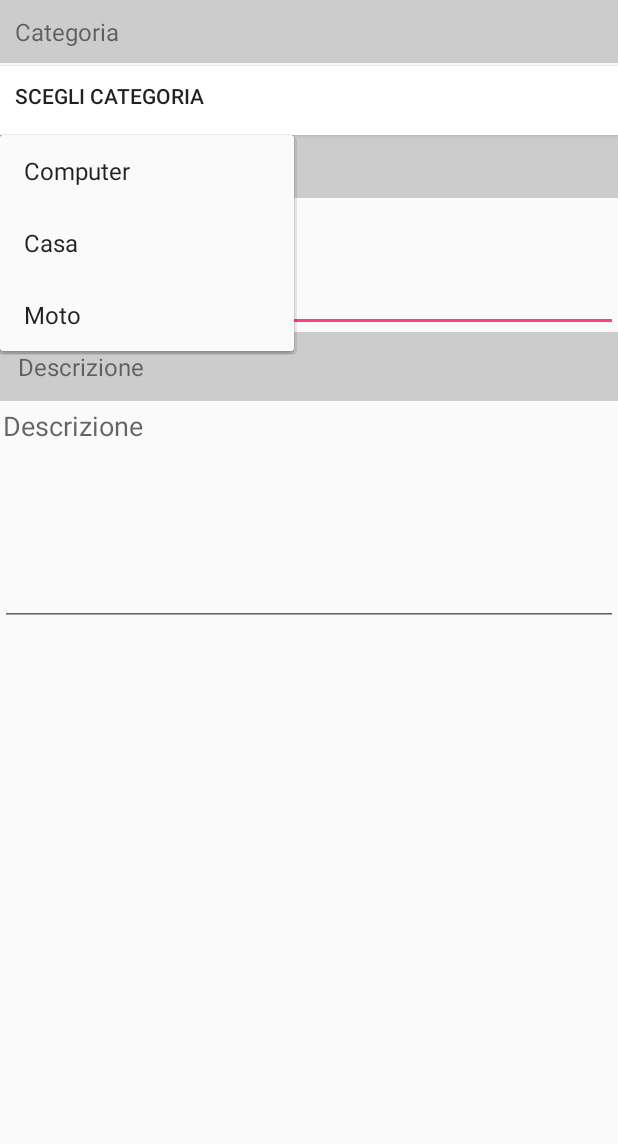
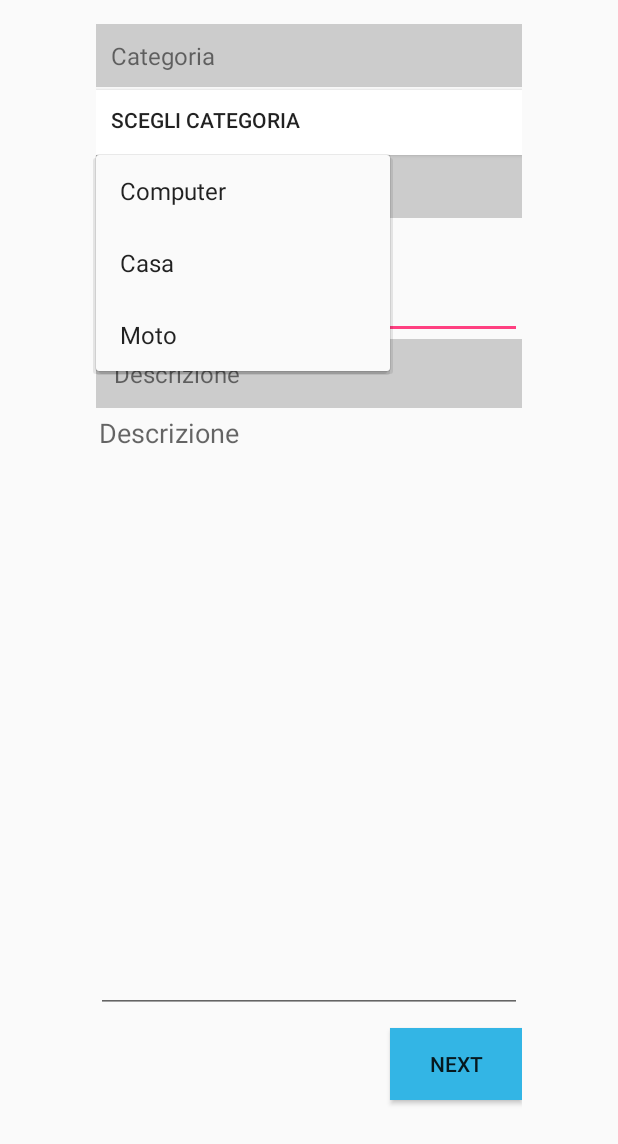
Before and after one commit to rickb27/AppRiuso, an Android app: the SetObjectActvity screen opened directly, with no data from a screen before it, after a tap on "SCEGLI CATEGORIA", on a phone screen of 412 x 824 dp. Shown: the top 1144 px of the screen. Run offline under Robolectric (Android 15) with nearby library versions, the phone set to English and light mode, and no system bars.

```diff
--- a/app/src/main/java/ms_br/appriuso/SetObjectActvity.java
+++ b/app/src/main/java/ms_br/appriuso/SetObjectActvity.java
@@ -1,5 +1,4 @@
 package ms_br.appriuso;
-
 
 import android.app.Activity;
 import android.app.ListActivity;
@@ -26,55 +25,119 @@ import android.view.MenuItem;
 
 import org.w3c.dom.Text;
 
+public class SetObjectActvity extends Activity implements View.OnClickListener {
 
-public class SetObjectActvity extends Activity {
+    /*
+    ** Define
+     */
+    public static final int MAX_STEP = 1;
+    public static final int STEP_0 = 0;
+    public static final int STEP_1 = 1;
+    public static final int STEP_2 = 2;
 
-    Button buttonCategOggetto;
-    Text strCategoria;
-    boolean mCategoriaChange = false;
+    /*
+    ** Variable
+     */
+    Button buttonCategObject;
+    Button buttonNextStep;
+    Button buttonNextStep1;
+    Button buttonBackStep1;
+    int curPage = 0;
+
 
     @Override
     public void onCreate(Bundle savedInstanceState) {
+
         super.onCreate(savedInstanceState);
         setContentView(R.layout.activity_setobject);
 
+        //Setup buttons
+        buttonCategObject = (Button) findViewById(R.id.categOggetto);
+        buttonCategObject.setOnClickListener(this);
+        buttonNextStep = (Button) findViewById(R.id.btnNextStep);
+        buttonNextStep.setOnClickListener(this);
+    }
 
 
-        buttonCategOggetto = (Button) findViewById(R.id.categOggetto);
+    @Override
+    public void onContentChanged () {
 
-        buttonCategOggetto.setOnClickListener(new View.OnClickListener() {
+        if (curPage == STEP_0) {
+            buttonCategObject = (Button) findViewById(R.id.categOggetto);
+            buttonCategObject.setOnClickListener(this);
+            buttonNextStep = (Button) findViewById(R.id.btnNextStep);
+            buttonNextStep.setOnClickListener(this);
+        }
+        if (curPage == STEP_1) {
+            buttonBackStep1 = (Button) findViewById(R.id.btnBackStep1);
+            buttonBackStep1.setOnClickListener(this);
+            buttonNextStep1 = (Button) findViewById(R.id.btnNextStep1);
+            buttonNextStep1.setOnClickListener(this);
+        }
+    }
 
-
+    /*
+    ** Buttons management
+     */
+    @Override
     public void onClick(View view) {
 
+        // Open category choose
+        if (view == buttonCategObject) {doPopupCategory();}
+
+        //Next step
+        if (view == buttonNextStep || view == buttonNextStep1) {doNextStep(0);}
+
+        //Prew step
+        if (view == buttonBackStep1) {doNextStep(1);}
+    }
+
+    /*
+    ** Logic category choose
+     */
+    public void doPopupCategory() {
+
         //Creating the instance of PopupMenu
-                PopupMenu popup = new PopupMenu(SetObjectActvity.this, buttonCategOggetto);
+        PopupMenu popup = new PopupMenu(SetObjectActvity.this, buttonCategObject);
+
         //Inflating the Popup using xml file
-                popup.getMenuInflater()
-                        .inflate(R.menu.popup_setobject, popup.getMenu());
+        popup.getMenuInflater().inflate(R.menu.popup_setobject, popup.getMenu());
 
         //registering popup with OnMenuItemClickListener
         popup.setOnMenuItemClickListener(new PopupMenu.OnMenuItemClickListener() {
+
             public boolean onMenuItemClick(MenuItem item) {
-                        Toast.makeText(
-                                SetObjectActvity.this,
-                                "You Clicked : " + item.getTitle(),
-                                Toast.LENGTH_SHORT
-                        ).show();
 
-                        buttonCategOggetto.setText(item.getTitle());
+                Toast.makeText(SetObjectActvity.this, "You Clicked : " + item.getTitle(), Toast.LENGTH_SHORT).show();
+
+                buttonCategObject.setText(item.getTitle());
+
                 return true;
             }
         });
-
-                popup.show(); //showing popup menu
-            }
-        }); //closing the setOnClickListener method
-
-
+        //showing popup menu
+        popup.show();
     }
 
+    /*
+    ** Next step management
+     */
+    public void doNextStep(int modo) {
 
+        //Index
+        if (modo == 0) {
+            if (curPage++ > MAX_STEP) curPage = MAX_STEP;
+        }
+        if (modo == 1) {
+            if (curPage-- < 0) curPage = 0;
+        }
+        //Layout change logic
+        switch (curPage) {
 
-
+            case STEP_0:
+                setContentView(R.layout.activity_setobject); break;
+            case STEP_1:
+                setContentView(R.layout.activity_uploadimage); break;
         }
+    }
+}
--- a/app/src/main/java/ms_br/appriuso/helper/SQLiteHandler.java
+++ b/app/src/main/java/ms_br/appriuso/helper/SQLiteHandler.java
@@ -117,4 +117,5 @@ public class SQLiteHandler extends SQLiteOpenHelper {
 		Log.d(TAG, "Deleted all user info from sqlite");
 	}
 
+
 }
--- a/app/src/main/res/layout/activity_setobject.xml
+++ b/app/src/main/res/layout/activity_setobject.xml
@@ -2,6 +2,9 @@
 <LinearLayout xmlns:android="http://schemas.android.com/apk/res/android"
     android:orientation="vertical" android:layout_width="match_parent"
     android:layout_height="match_parent"
+    android:paddingRight="@dimen/activity_horizontal_margin"
+    android:paddingTop="@dimen/activity_vertical_margin"
+    android:paddingLeft="@dimen/activity_horizontal_margin"
     android:weightSum="1">
 
     <TextView
@@ -68,10 +71,21 @@
         android:layout_width="match_parent"
         android:layout_height="wrap_content"
         android:layout_marginBottom="10dp"
-        android:layout_weight="0.19"
+        android:layout_weight="0.66"
         android:gravity="top"
         android:maxLines="5"
         android:hint="@string/desc_oggetto"
         android:padding="2dp" />
 
+    <Button
+        android:id="@+id/btnNextStep"
+        android:layout_width="wrap_content"
+        android:layout_height="wrap_content"
+        android:layout_alignParentLeft="false"
+        android:background="@android:color/holo_blue_light"
+        android:gravity="center"
+        android:layout_gravity="right"
+        android:padding="10dp"
+        android:text="Next" />
+
 </LinearLayout>
```
Also changed, not shown: app/src/main/java/ms_br/appriuso/LoginActivity.java (+10 -5 lines), app/src/main/java/ms_br/appriuso/MainActivity.java (+4 -6 lines), app/src/main/java/ms_br/appriuso/MapsActivity.java (+9 -31 lines), app/src/main/java/ms_br/appriuso/RegisterActivity.java (+2 -5 lines), app/src/main/res/layout/activity_uploadimage.xml (added, +59 -0 lines), 1 other file. Lines whose indentation alone changed are shown as unchanged.
